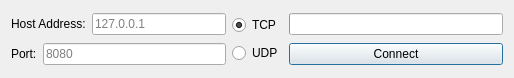
This is src/connect.ui in Hugo-NF/TR1-Chat as Qt 5 draws it before an edit. The edited form follows.
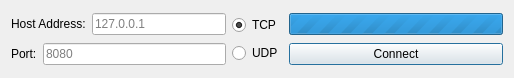
This is the edited form.

The edit to the form file:
```diff
--- a/src/connect.ui
+++ b/src/connect.ui
@@ -83,8 +83,14 @@
    </item>
    <item row="0" column="2">
     <widget class="QProgressBar" name="connectionProgress">
+     <property name="minimum">
+      <number>0</number>
+     </property>
+     <property name="maximum">
+      <number>0</number>
+     </property>
      <property name="value">
-      <number>0</number>
+      <number>-1</number>
      </property>
      <property name="format">
       <string/>
```
